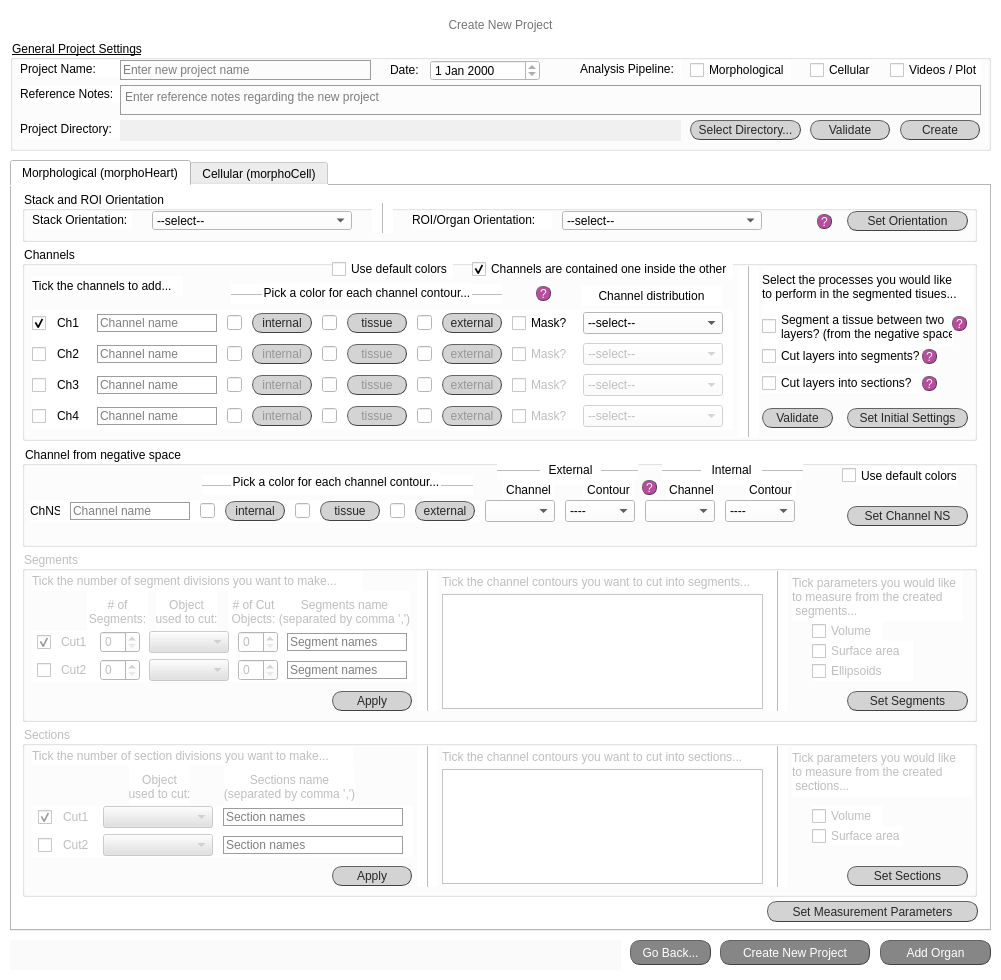
This is new_project_screen.ui in jsanchez679/morphoHeart_rev as Qt 5 draws it before an edit. The edited form follows.
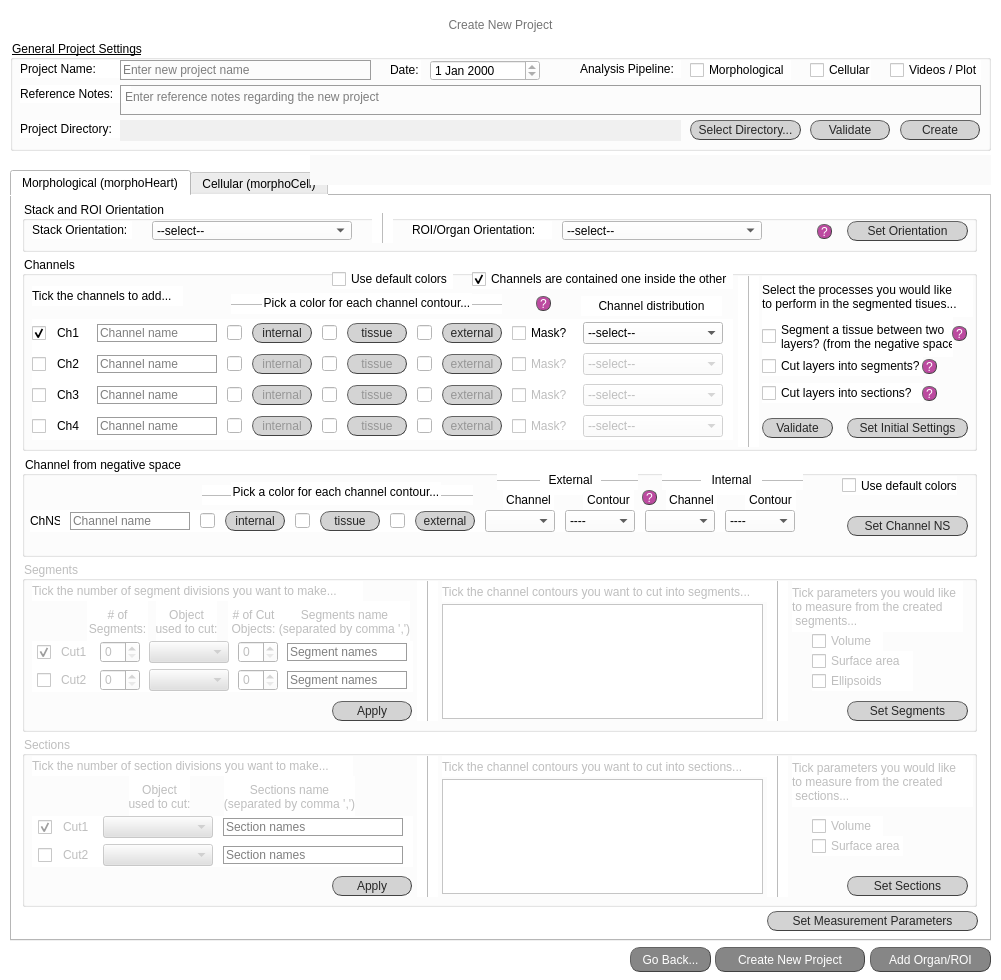
This is the edited form.

```diff
--- a/new_project_screen.ui
+++ b/new_project_screen.ui
@@ -484,7 +484,7 @@
     <property name="geometry">
      <rect>
       <x>10</x>
-      <y>160</y>
+      <y>170</y>
       <width>981</width>
       <height>771</height>
      </rect>
@@ -4869,36 +4869,6 @@
       <zorder>apply_segm</zorder>
       <zorder>cB_ellip_segm</zorder>
      </widget>
-     <widget class="QPushButton" name="set_meas_param_all">
-      <property name="geometry">
-       <rect>
-        <x>755</x>
-        <y>715</y>
-        <width>211</width>
-        <height>21</height>
-       </rect>
-      </property>
-      <property name="layoutDirection">
-       <enum>Qt::LeftToRight</enum>
-      </property>
-      <property name="styleSheet">
-       <string notr="true">QPushButton{border-radius:10px;
-border-width: 1px;
-border-style: outset;
-border-color: rgb(66, 66, 66);
-background-color: rgb(211, 211, 211);
-color: rgb(39, 39, 39);
-font: 10pt &quot;Calibri Light&quot;;}
-
-QPushButton:hover{
-background-color: #eb6fbd;
-border-color: #672146
-}</string>
-      </property>
-      <property name="text">
-       <string>Set Measurement Parameters</string>
-      </property>
-     </widget>
      <widget class="QGroupBox" name="set_orientation">
       <property name="geometry">
        <rect>
@@ -5191,12 +5161,39 @@
        </item>
       </widget>
      </widget>
-     <zorder>set_sect</zorder>
-     <zorder>set_channels</zorder>
-     <zorder>set_chNS</zorder>
-     <zorder>set_meas_param_all</zorder>
-     <zorder>set_segm</zorder>
-     <zorder>set_orientation</zorder>
+     <widget class="QPushButton" name="set_meas_param_all">
+      <property name="geometry">
+       <rect>
+        <x>755</x>
+        <y>715</y>
+        <width>211</width>
+        <height>20</height>
+       </rect>
+      </property>
+      <property name="autoFillBackground">
+       <bool>false</bool>
+      </property>
+      <property name="styleSheet">
+       <string notr="true">QPushButton{border-radius:10px;
+border-width: 1px;
+border-style: outset;
+border-color: rgb(66, 66, 66);
+background-color: rgb(211, 211, 211);
+color: rgb(39, 39, 39);
+font: 10pt &quot;Calibri Light&quot;;}
+
+QPushButton:hover{
+background-color: #eb6fbd;
+border-color: #672146
+}</string>
+      </property>
+      <property name="text">
+       <string>Set Measurement Parameters</string>
+      </property>
+      <property name="checkable">
+       <bool>true</bool>
+      </property>
+     </widget>
     </widget>
     <widget class="QWidget" name="tab_mCell">
      <attribute name="title">
@@ -5233,8 +5230,8 @@
    <widget class="QPushButton" name="button_new_proj">
     <property name="geometry">
      <rect>
-      <x>720</x>
-      <y>940</y>
+      <x>715</x>
+      <y>947</y>
       <width>150</width>
       <height>25</height>
      </rect>
@@ -5265,7 +5262,7 @@
     <property name="geometry">
      <rect>
       <x>630</x>
-      <y>940</y>
+      <y>947</y>
       <width>81</width>
       <height>25</height>
      </rect>
@@ -5295,9 +5292,9 @@
    <widget class="QLineEdit" name="tE_validate">
     <property name="geometry">
      <rect>
-      <x>10</x>
-      <y>940</y>
-      <width>611</width>
+      <x>310</x>
+      <y>155</y>
+      <width>681</width>
       <height>30</height>
      </rect>
     </property>
@@ -5320,9 +5317,9 @@
    <widget class="QPushButton" name="button_new_proj_2">
     <property name="geometry">
      <rect>
-      <x>880</x>
-      <y>940</y>
-      <width>111</width>
+      <x>870</x>
+      <y>947</y>
+      <width>121</width>
       <height>25</height>
      </rect>
     </property>
@@ -5342,7 +5339,7 @@
 </string>
     </property>
     <property name="text">
-     <string>Add Organ</string>
+     <string>Add Organ/ROI</string>
     </property>
     <property name="checkable">
      <bool>true</bool>
```
Left out of the diff: 8 changed lines with no effect on the pictures.
